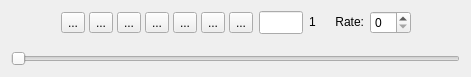
First picture: the form in code/display/QtViewer/AnimatorWidget.ui, repository radio-astro/casa, before the edit.
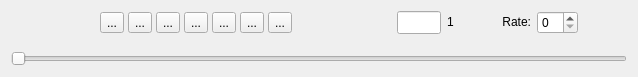
Second picture: the form after the edit. Icons and pictures are not drawn.

The edit to the form file:
```diff
--- a/code/display/QtViewer/AnimatorWidget.ui
+++ b/code/display/QtViewer/AnimatorWidget.ui
@@ -6,14 +6,20 @@
    <rect>
     <x>0</x>
     <y>0</y>
-    <width>471</width>
+    <width>638</width>
     <height>77</height>
    </rect>
   </property>
+  <property name="sizePolicy">
+   <sizepolicy hsizetype="MinimumExpanding" vsizetype="Preferred">
+    <horstretch>0</horstretch>
+    <verstretch>0</verstretch>
+   </sizepolicy>
+  </property>
   <property name="windowTitle">
    <string>AnimatorWidget</string>
   </property>
-  <layout class="QVBoxLayout" name="verticalLayout">
+  <layout class="QVBoxLayout" name="verticalLayout" stretch="1,0">
    <property name="topMargin">
     <number>0</number>
    </property>
@@ -40,6 +46,19 @@
        <property name="spacing">
         <number>4</number>
        </property>
+       <item>
+        <spacer name="horizontalSpacer_5">
+         <property name="orientation">
+          <enum>Qt::Horizontal</enum>
+         </property>
+         <property name="sizeHint" stdset="0">
+          <size>
+           <width>40</width>
+           <height>20</height>
+          </size>
+         </property>
+        </spacer>
+       </item>
        <item>
         <spacer>
          <property name="orientation">
@@ -208,6 +227,32 @@
        </item>
       </layout>
      </item>
+     <item>
+      <spacer name="horizontalSpacer_3">
+       <property name="orientation">
+        <enum>Qt::Horizontal</enum>
+       </property>
+       <property name="sizeHint" stdset="0">
+        <size>
+         <width>40</width>
+         <height>20</height>
+        </size>
+       </property>
+      </spacer>
+     </item>
+     <item>
+      <spacer name="horizontalSpacer_4">
+       <property name="orientation">
+        <enum>Qt::Horizontal</enum>
+       </property>
+       <property name="sizeHint" stdset="0">
+        <size>
+         <width>40</width>
+         <height>20</height>
+        </size>
+       </property>
+      </spacer>
+     </item>
      <item>
       <widget class="QLineEdit" name="frameEdit_">
        <property name="sizePolicy">
@@ -242,14 +287,14 @@
      <item>
       <widget class="QLabel" name="nFrmsLbl_">
        <property name="sizePolicy">
-        <sizepolicy hsizetype="Preferred" vsizetype="Fixed">
+        <sizepolicy hsizetype="MinimumExpanding" vsizetype="Fixed">
          <horstretch>0</horstretch>
          <verstretch>0</verstretch>
         </sizepolicy>
        </property>
        <property name="minimumSize">
         <size>
-         <width>20</width>
+         <width>35</width>
          <height>0</height>
         </size>
        </property>
@@ -319,7 +364,7 @@
      </property>
      <property name="minimumSize">
       <size>
-       <width>200</width>
+       <width>180</width>
        <height>0</height>
       </size>
      </property>
```
